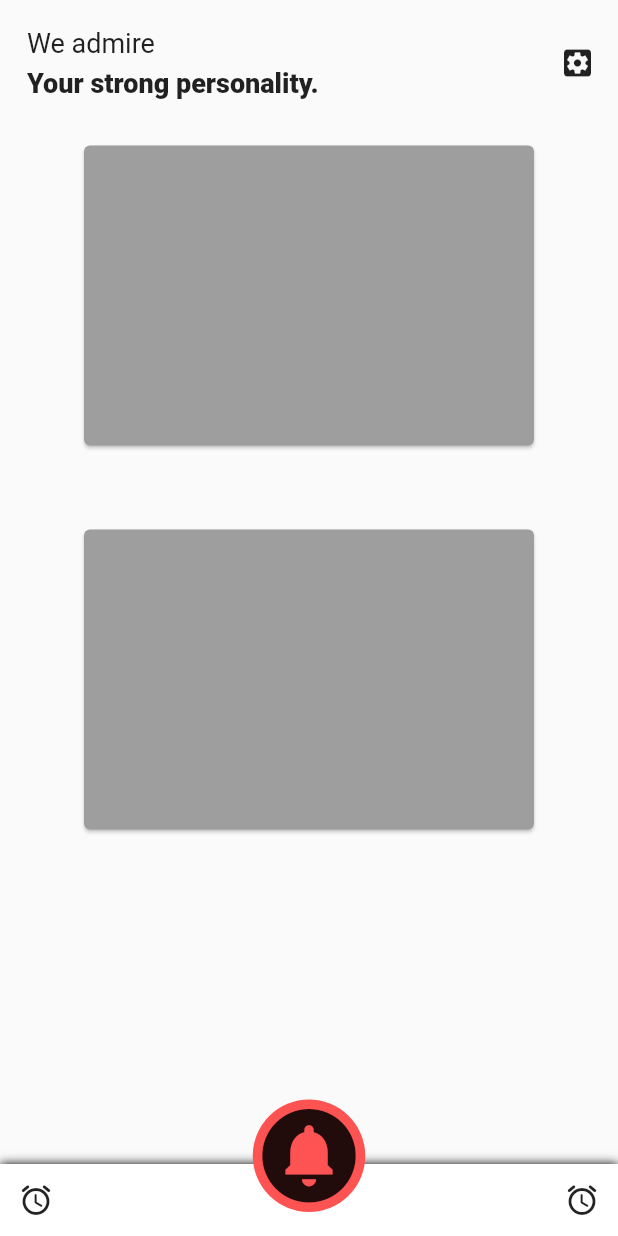
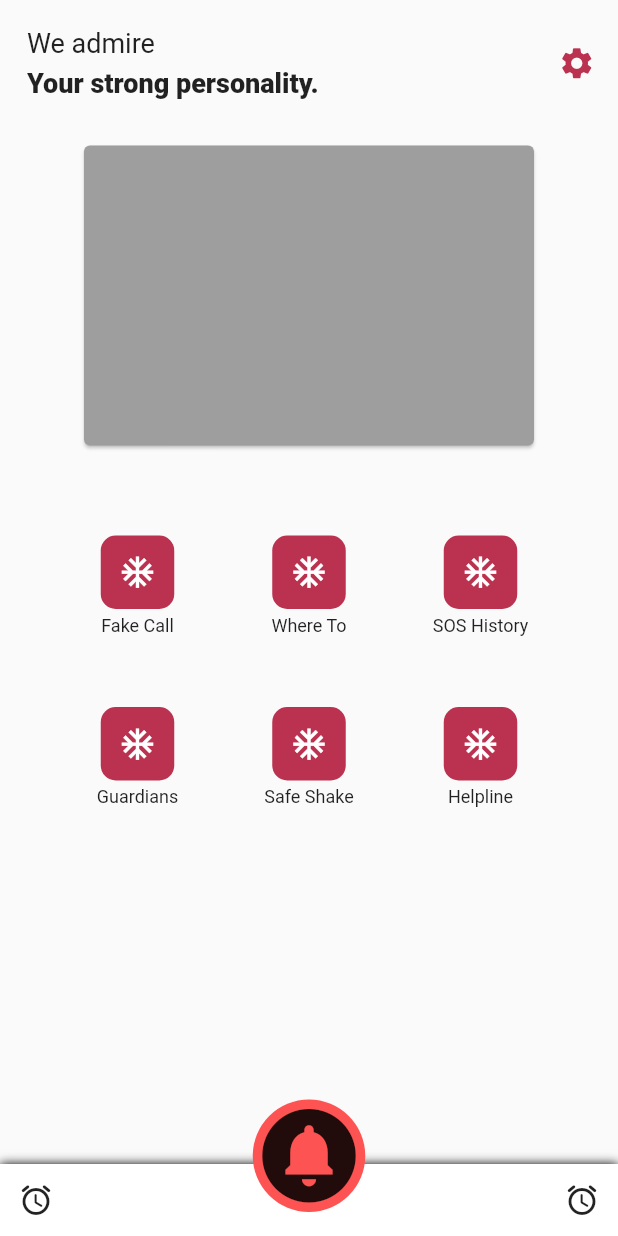
Before and after one commit to SRJ2910/Rakshak, a Flutter app: the screen it shows after launch, on a phone screen of 412 x 824 dp. Run offline on Flutter 3.47's test engine with Material 2 defaults, Android fonts, the phone set to English and light mode, and no system bars.

```diff
--- a/lib/custom_widgets/constants.dart
+++ b/lib/custom_widgets/constants.dart
@@ -0,0 +1,3 @@
+import 'package:flutter/material.dart';
+
+const kMarronColor = Color(0xFFBA324F);
--- /dev/null
+++ b/lib/custom_widgets/custom_icon.dart
@@ -0,0 +1,33 @@
+import 'package:flutter/cupertino.dart';
+import 'package:flutter/material.dart';
+import 'package:flutter/src/foundation/key.dart';
+import 'package:flutter/src/widgets/framework.dart';
+import 'package:rakshak/custom_widgets/constants.dart';
+
+class CustomIcon extends StatefulWidget {
+
+  IconData icon;
+
+  CustomIcon({Key? key,
+    required this.icon,
+  }) : super(key: key);
+
+  @override
+  State<CustomIcon> createState() => _CustomIconState();
+}
+
+class _CustomIconState extends State<CustomIcon> {
+  @override
+  Widget build(BuildContext context) {
+    return Container(
+          decoration: BoxDecoration(
+            color: kMarronColor,
+            borderRadius: BorderRadius.circular(10)
+          ),
+          child: Padding(
+            padding: const EdgeInsets.all(12.0),
+            child: Icon(widget.icon, size: 25, color: Colors.white,
+          ))
+      );
+  }
+}
--- a/lib/custom_widgets/icon_bg.dart
+++ /dev/null
@@ -1,19 +0,0 @@
-import 'package:flutter/cupertino.dart';
-import 'package:flutter/src/foundation/key.dart';
-import 'package:flutter/src/widgets/framework.dart';
-
-class IconBackGround extends StatefulWidget {
-  const IconBackGround({Key? key}) : super(key: key);
-
-  @override
-  State<IconBackGround> createState() => _IconBackGroundState();
-}
-
-class _IconBackGroundState extends State<IconBackGround> {
-  @override
-  Widget build(BuildContext context) {
-    return Container(
-
-    );
-  }
-}
--- a/lib/pages/home_page.dart
+++ b/lib/pages/home_page.dart
@@ -1,4 +1,6 @@
 import 'package:flutter/material.dart';
+import 'package:rakshak/custom_widgets/constants.dart';
+import 'package:rakshak/custom_widgets/custom_icon.dart';
 import 'package:rakshak/custom_widgets/cutom_bottom_nav_bar.dart';
 
 class HomePage extends StatefulWidget {
@@ -80,7 +82,7 @@ class MainPage extends StatelessWidget {
                     )
                   ],
                 ),
-                const Icon(Icons.settings_applications_sharp)
+                const Icon(Icons.settings, color: kMarronColor, size: 25,)
               ],
             ),
             const Padding(
@@ -92,15 +94,75 @@ class MainPage extends StatelessWidget {
                     width: 300,
                   ),
                 )),
-            const Padding(
-                padding: EdgeInsets.symmetric(vertical: 24),
-                child: Card(
-                  color: Colors.grey,
-                  child: SizedBox(
-                    height: 200,
-                    width: 300,
+            Padding(
+                padding: const EdgeInsets.symmetric(vertical: 24, horizontal: 24),
+                child: Container(
+                  child: Padding(
+                    padding: const EdgeInsets.all(8.0),
+                    child: GridView.count(
+                      crossAxisCount: 3,
+                      crossAxisSpacing: 25.0,
+                      mainAxisSpacing: 25.0,
+                      shrinkWrap: true,
+                      children: [
+                        Column(
+                          children: [
+                            CustomIcon(icon: Icons.ac_unit_outlined),
+                            const Padding(
+                              padding: EdgeInsets.all(4.0),
+                              child: Text('Fake Call', style: TextStyle(fontSize: 12),),
+                            ),
+                          ],
+                        ),
+                        Column(
+                          children: [
+                            CustomIcon(icon: Icons.ac_unit_outlined),
+                            const Padding(
+                              padding: EdgeInsets.all(4.0),
+                              child: Text('Where To', style: TextStyle(fontSize: 12),),
+                            )
+                          ],
+                        ),
+                        Column(
+                          children: [
+                            CustomIcon(icon: Icons.ac_unit_outlined),
+                            const Padding(
+                              padding: EdgeInsets.all(4.0),
+                              child: Text('SOS History', style: TextStyle(fontSize: 12),),
+                            )
+                          ],
+                        ),
+                        Column(
+                          children: [
+                            CustomIcon(icon: Icons.ac_unit_outlined),
+                            const Padding(
+                              padding: EdgeInsets.all(4.0),
+                              child: Text('Guardians', style: TextStyle(fontSize: 12),),
+                            )
+                          ],
+                        ),
+                        Column(
+                          children: [
+                            CustomIcon(icon: Icons.ac_unit_outlined),
+                            const Padding(
+                              padding: EdgeInsets.all(4.0),
+                              child: Text('Safe Shake', style: TextStyle(fontSize: 12),),
+                            )
+                          ],
+                        ),
+                        Column(
+                          children: [
+                            CustomIcon(icon: Icons.ac_unit_outlined),
+                            const Padding(
+                              padding: EdgeInsets.all(4.0),
+                              child: Text('Helpline', style: TextStyle(fontSize: 12),),
+                            )
+                          ],
+                        ),
+                      ],
+                    ),
                   ),
-                )),
+                ))
           ],
         ),
       ),
```
Also changed, not shown: pubspec.yaml (+2 -5 lines), assets/fake_call.svg (added).
